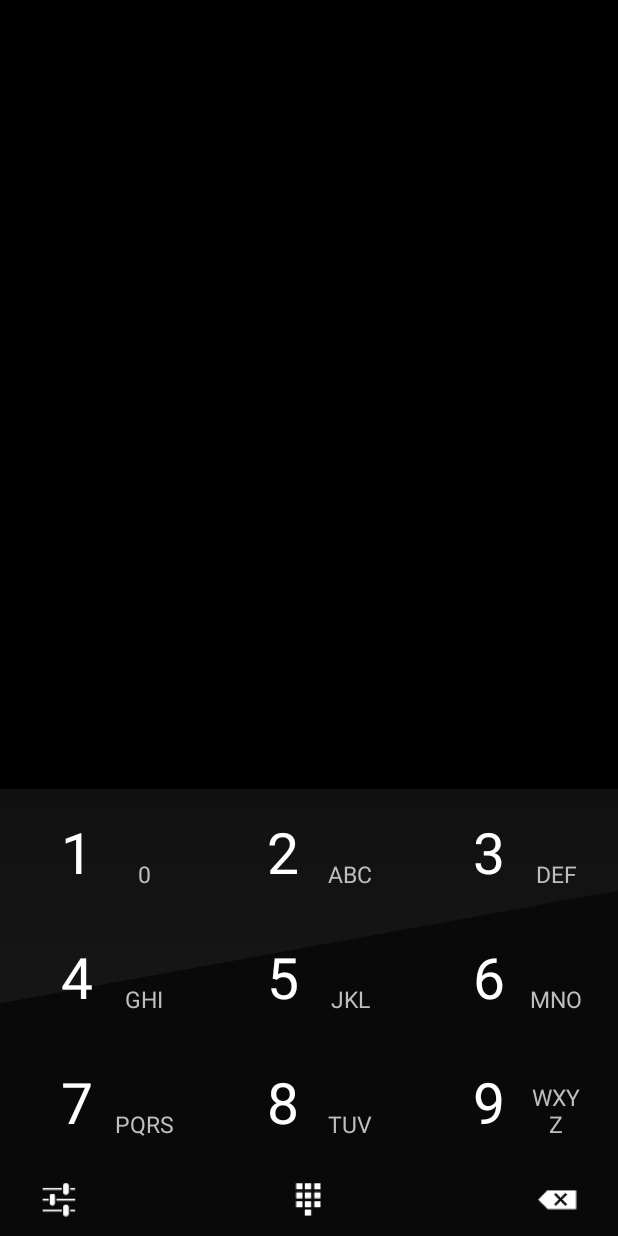
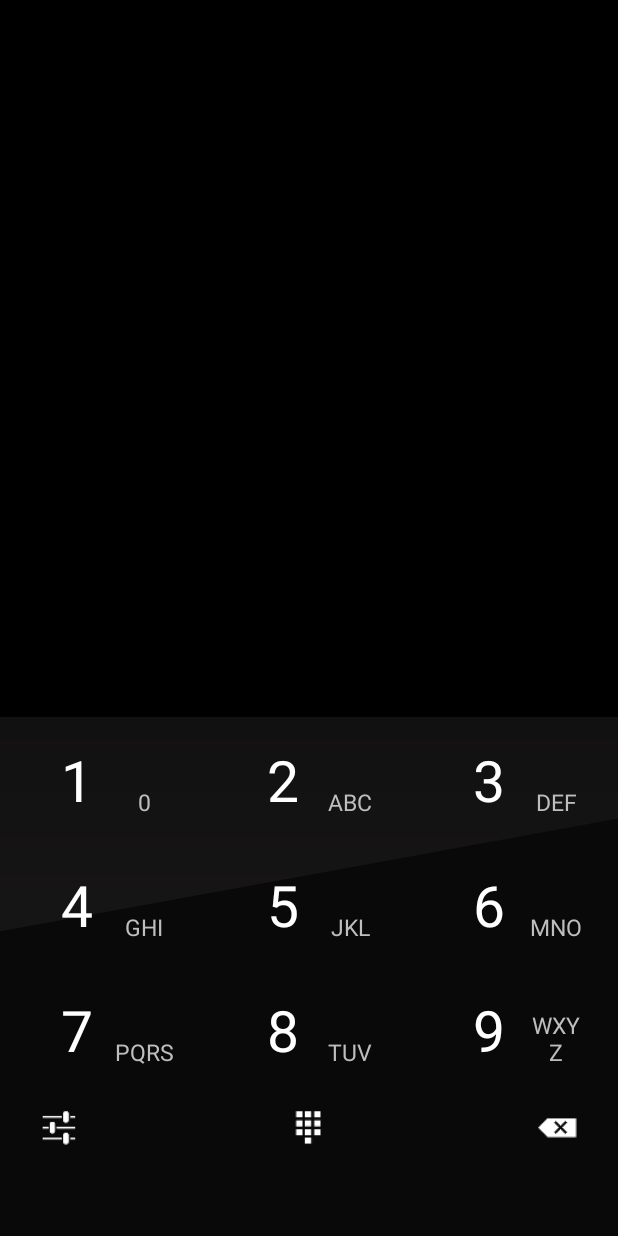
Before and after one commit to Hackforid/Quicker, an Android app: the screen it shows after launch (MainActivity), on a phone screen of 412 x 824 dp. Run offline under Robolectric (Android 15) with nearby library versions, the light colour scheme and no system bars; libraries missing offline, so code that uses them is left out: de.greenrobot.event, hugo.weaving, me.grantland.widget, net.sourceforge.pinyin4j, se.emilsjolander.sprinkles; plain views replace AutofitTextView; 25 statements that could not run were skipped.

Commit message:
为4.4添加透明效果

```diff
--- a/quicker/src/main/java/com/smilehacker/quicker/frgments/DialFragment.java
+++ b/quicker/src/main/java/com/smilehacker/quicker/frgments/DialFragment.java
@@ -4,8 +4,10 @@ import android.animation.Animator;
 import android.animation.ValueAnimator;
 import android.app.Fragment;
 import android.content.Intent;
+import android.content.res.Resources;
 import android.content.res.TypedArray;
 import android.graphics.Point;
+import android.os.Build;
 import android.os.Bundle;
 import android.text.TextUtils;
 import android.view.Gravity;
@@ -13,6 +15,8 @@ import android.view.LayoutInflater;
 import android.view.View;
 import android.view.ViewGroup;
 import android.view.ViewTreeObserver;
+import android.view.Window;
+import android.view.WindowManager;
 import android.widget.AbsListView;
 import android.widget.GridLayout;
 import android.widget.ListView;
@@ -28,6 +32,7 @@ import com.smilehacker.quicker.utils.DLog;
 import com.smilehacker.quicker.utils.PackageHelper;
 import com.smilehacker.quicker.views.KeyView;
 
+import java.lang.reflect.Field;
 import java.util.ArrayList;
 
 import de.greenrobot.event.EventBus;
@@ -45,6 +50,9 @@ public class DialFragment extends Fragment{
     private TextView mTvNum;
     private RelativeLayout mRlBackspace;
     private RelativeLayout mRlDialer;
+    private RelativeLayout mRlRoot;
+    private View mStatusBar;
+    private View mNavgationBar;
 
     private String mNumStr;
     private Boolean mIsKeyboardHide = false;
@@ -56,6 +64,8 @@ public class DialFragment extends Fragment{
     private AppAdapter mAppAdapter;
     private AppManager mAppManager;
     private EventBus mEventBus;
+
+    private Boolean mIsKitKat = false;
 
     @Override
     public void onCreate(Bundle savedInstanceState) {
@@ -85,7 +95,11 @@ public class DialFragment extends Fragment{
         mTvNum = (AutofitTextView) view.findViewById(R.id.tv_num);
         mRlBackspace = (RelativeLayout) view.findViewById(R.id.rl_backspace);
         mRlDialer = (RelativeLayout) view.findViewById(R.id.rl_dialer);
+        mRlRoot = (RelativeLayout) view.findViewById(R.id.rl_root);
+        mStatusBar = view.findViewById(R.id.v_status_bar);
+        mNavgationBar = view.findViewById(R.id.v_navigation);
 
+        setTransparent();
         setViewHeight();
         initKeyboard();
         initView();
@@ -113,16 +127,64 @@ public class DialFragment extends Fragment{
         mIsLoadApps = true;
     }
 
+    private void setTransparent() {
+        if (Build.VERSION.SDK_INT < Build.VERSION_CODES.KITKAT) {
+            mIsKitKat = false;
+            return;
+        }
+
+        mIsKitKat = true;
+
+        Window window = getActivity().getWindow();
+        window.setFlags(WindowManager.LayoutParams.FLAG_TRANSLUCENT_STATUS, WindowManager.LayoutParams.FLAG_TRANSLUCENT_STATUS);
+        window.setFlags(WindowManager.LayoutParams.FLAG_TRANSLUCENT_NAVIGATION, WindowManager.LayoutParams.FLAG_TRANSLUCENT_NAVIGATION);
+
+        mStatusBar.setVisibility(View.VISIBLE);
+        ViewGroup.LayoutParams lp = mStatusBar.getLayoutParams();
+        lp.height = getStatusBarHeight();
+        mStatusBar.setLayoutParams(lp);
+
+        ViewGroup.LayoutParams navgationLp = mNavgationBar.getLayoutParams();
+        navgationLp.height = getNavigationBarHeight();
+        mNavgationBar.setLayoutParams(navgationLp);
+    }
+
     private void setViewHeight() {
+        int actionbarHeight = (int) getActionBarHeight();
+
+        mTvNum.setHeight(actionbarHeight);
+
+        ViewGroup.LayoutParams footerLayoutParams = mRlFooter.getLayoutParams();
+        footerLayoutParams.height = actionbarHeight;
+        mRlFooter.setLayoutParams(footerLayoutParams);
+    }
+
+    private float getActionBarHeight() {
         TypedArray actionbarSizeTypedArray = getActivity().obtainStyledAttributes(new int[] {
                 android.R.attr.actionBarSize
         });
-        float actionbarHeight = actionbarSizeTypedArray.getDimension(0, getActivity().getResources().getDimensionPixelSize(R.dimen.dial_header_height));
-        mTvNum.setHeight((int) actionbarHeight);
+        float actionbarHeight = actionbarSizeTypedArray.getDimension(0, getResources().getDimensionPixelSize(R.dimen.dial_header_height));
+        return actionbarHeight;
+    }
 
-        ViewGroup.LayoutParams footerLayoutParams = mRlFooter.getLayoutParams();
-        footerLayoutParams.height = (int) actionbarHeight;
-        mRlFooter.setLayoutParams(footerLayoutParams);
+    private int getStatusBarHeight() {
+        int statusBarHeight = 0;
+
+        int resourceId = getResources().getIdentifier("status_bar_height", "dimen", "android");
+        if (resourceId > 0) {
+            statusBarHeight = getResources().getDimensionPixelSize(resourceId);
+        }
+
+        return statusBarHeight;
+    }
+
+    private int getNavigationBarHeight() {
+        Resources resources = getResources();
+        int resourceId = resources.getIdentifier("navigation_bar_height", "dimen", "android");
+        if (resourceId > 0) {
+            return resources.getDimensionPixelSize(resourceId);
+        }
+        return 0;
     }
 
     private void initView() {
@@ -306,10 +368,12 @@ public class DialFragment extends Fragment{
         if (isShow) {
             if (mTvNum.getVisibility() != View.VISIBLE) {
                 mTvNum.setVisibility(View.VISIBLE);
+                mStatusBar.setBackgroundColor(getResources().getColor(R.color.bg_input_box_transparent));
             }
         } else {
             if (mTvNum.getVisibility() != View.GONE) {
                 mTvNum.setVisibility(View.GONE);
+                mStatusBar.setBackgroundColor(getResources().getColor(android.R.color.transparent));
             }
         }
     }
--- a/quicker/src/main/res/layout/fragment_dialer.xml
+++ b/quicker/src/main/res/layout/fragment_dialer.xml
@@ -4,11 +4,20 @@
                                android:layout_width="match_parent"
                                android:layout_height="match_parent"
                                android:background="@color/bg_app_list_transparent"
+                               android:id="@+id/rl_root"
     >
+    <View
+        android:id="@+id/v_status_bar"
+        android:layout_width="match_parent"
+        android:layout_height="0dp"
+        android:visibility="gone"
+        />
+
     <me.grantland.widget.AutofitTextView
         android:id="@+id/tv_num"
         android:layout_width="match_parent"
         android:layout_height="@dimen/dial_header_height"
+        android:layout_below="@id/v_status_bar"
         android:background="@color/bg_input_box_transparent"
         android:textColor="@android:color/white"
         android:textSize="30sp"
@@ -18,11 +27,19 @@
         android:singleLine="true"
         />
 
+    <View
+        android:id="@+id/v_navigation"
+        android:layout_width="match_parent"
+        android:layout_height="0dp"
+        android:layout_alignParentBottom="true"
+        android:background="#641a1717"
+        />
+
     <RelativeLayout
         android:id="@+id/rl_footer"
         android:layout_width="match_parent"
         android:layout_height="@dimen/dial_footer_height"
-        android:layout_alignParentBottom="true"
+        android:layout_above="@id/v_navigation"
         android:background="#641a1717"
         >
 
```
